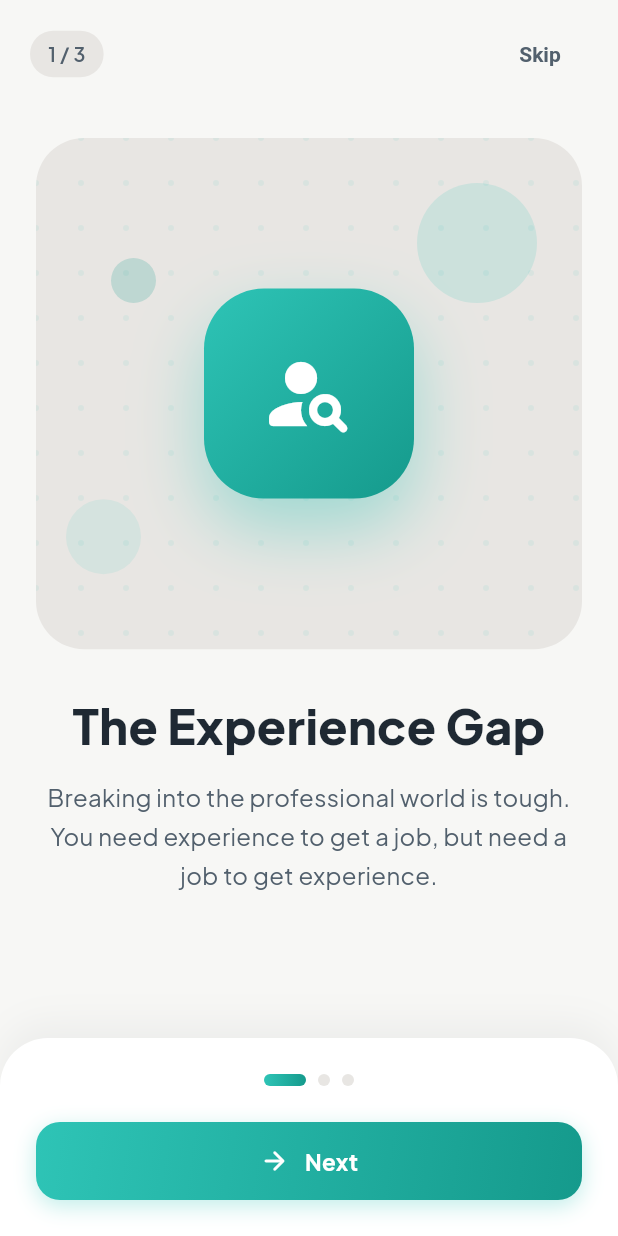
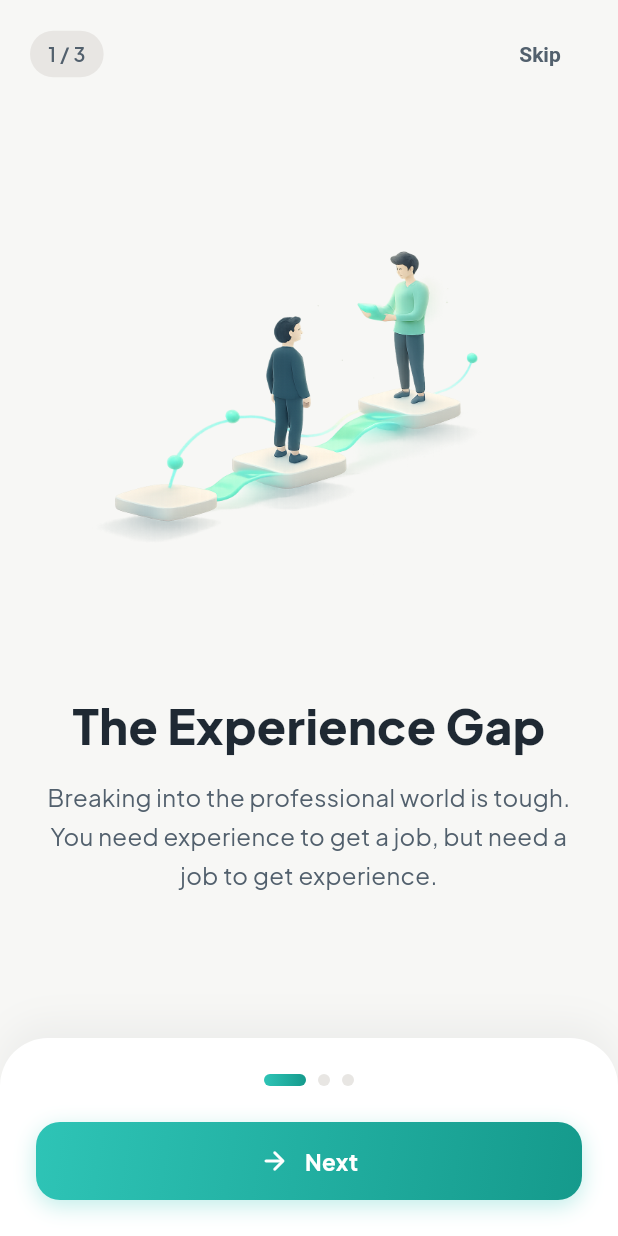
Before and after one commit to bilal-feroz/XpBridge, a Flutter app: the screen it shows after launch, on a phone screen of 412 x 824 dp. Run offline on Flutter 3.47's test engine with Material 3 defaults, Android fonts, the phone set to English and light mode, and no system bars; our stand-ins replace flutter_dotenv, go_router, google_fonts, shared_preferences; accounts and stored records are empty.

Commit message:
img fix
fix

```diff
--- a/xpbridge/lib/screens/onboarding/intro_screen.dart
+++ b/xpbridge/lib/screens/onboarding/intro_screen.dart
@@ -18,27 +18,21 @@ class _IntroScreenState extends State<IntroScreen> {
 
   final List<_OnboardingPage> _pages = const [
     _OnboardingPage(
-      icon: Icons.person_search_rounded,
-      iconBackground: AppTheme.primary,
-      accentColor: AppTheme.primaryDark,
+      imagePath: 'assets/illustrations/pb.png',
       title: 'The Experience Gap',
       highlightedText: null,
       description:
           'Breaking into the professional world is tough. You need experience to get a job, but need a job to get experience.',
     ),
     _OnboardingPage(
-      icon: Icons.handshake_rounded,
-      iconBackground: AppTheme.success,
-      accentColor: AppTheme.successDark,
+      imagePath: 'assets/illustrations/pc.png',
       title: 'Your Bridge to the',
       highlightedText: 'Real World',
       description:
           'Stop waiting for graduation. Start building your CV today with micro-projects designed for learning.',
     ),
     _OnboardingPage(
-      icon: Icons.rocket_launch_rounded,
-      iconBackground: AppTheme.primary,
-      accentColor: AppTheme.primaryDark,
+      imagePath: 'assets/illustrations/pa.png',
       title: 'Unlock Your',
       highlightedText: 'Potential',
       description:
@@ -233,95 +227,13 @@ class _IntroScreenState extends State<IntroScreen> {
       child: Column(
         children: [
           const SizedBox(height: 20),
-          // Illustration container with layered design
+          // Illustration only
           Expanded(
             flex: 3,
-            child: Container(
-              width: double.infinity,
-              decoration: BoxDecoration(
-                color: AppTheme.cardBackground,
-                borderRadius: BorderRadius.circular(32),
-              ),
-              child: Stack(
-                alignment: Alignment.center,
-                children: [
-                  // Background pattern
-                  Positioned.fill(
-                    child: ClipRRect(
-                      borderRadius: BorderRadius.circular(32),
-                      child: CustomPaint(
-                        painter: _PatternPainter(
-                          color: page.iconBackground.withValues(alpha: 0.08),
-                        ),
-                      ),
-                    ),
-                  ),
-                  // Decorative circles
-                  Positioned(
-                    top: 30,
-                    right: 30,
-                    child: Container(
-                      width: 80,
-                      height: 80,
-                      decoration: BoxDecoration(
-                        color: page.iconBackground.withValues(alpha: 0.15),
-                        shape: BoxShape.circle,
-                      ),
-                    ),
-                  ),
-                  Positioned(
-                    bottom: 50,
-                    left: 20,
-                    child: Container(
-                      width: 50,
-                      height: 50,
-                      decoration: BoxDecoration(
-                        color: page.iconBackground.withValues(alpha: 0.1),
-                        shape: BoxShape.circle,
-                      ),
-                    ),
-                  ),
-                  Positioned(
-                    top: 80,
-                    left: 50,
-                    child: Container(
-                      width: 30,
-                      height: 30,
-                      decoration: BoxDecoration(
-                        color: page.accentColor.withValues(alpha: 0.2),
-                        shape: BoxShape.circle,
-                      ),
-                    ),
-                  ),
-                  // Main icon container
-                  Container(
-                    width: 140,
-                    height: 140,
-                    decoration: BoxDecoration(
-                      gradient: LinearGradient(
-                        colors: [
-                          page.iconBackground,
-                          page.accentColor,
-                        ],
-                        begin: Alignment.topLeft,
-                        end: Alignment.bottomRight,
-                      ),
-                      borderRadius: BorderRadius.circular(40),
-                      boxShadow: [
-                        BoxShadow(
-                          color: page.iconBackground.withValues(alpha: 0.4),
-                          blurRadius: 40,
-                          offset: const Offset(0, 20),
-                        ),
-                      ],
-                    ),
-                    child: Icon(
-                      page.icon,
-                      size: 64,
-                      color: Colors.white,
-                    ),
-                  ),
-                ],
+            child: Center(
+              child: Image.asset(
+                page.imagePath,
+                fit: BoxFit.contain,
               ),
             ),
           ),
@@ -384,41 +296,14 @@ class _IntroScreenState extends State<IntroScreen> {
 
 class _OnboardingPage {
   const _OnboardingPage({
-    required this.icon,
-    required this.iconBackground,
-    required this.accentColor,
+    required this.imagePath,
     required this.title,
     required this.highlightedText,
     required this.description,
   });
 
-  final IconData icon;
-  final Color iconBackground;
-  final Color accentColor;
+  final String imagePath;
   final String title;
   final String? highlightedText;
   final String description;
 }
-
-class _PatternPainter extends CustomPainter {
-  _PatternPainter({required this.color});
-
-  final Color color;
-
-  @override
-  void paint(Canvas canvas, Size size) {
-    final paint = Paint()
-      ..color = color
-      ..strokeWidth = 1;
-
-    const spacing = 30.0;
-    for (var x = 0.0; x < size.width; x += spacing) {
-      for (var y = 0.0; y < size.height; y += spacing) {
-        canvas.drawCircle(Offset(x, y), 2, paint);
-      }
-    }
-  }
-
-  @override
-  bool shouldRepaint(covariant CustomPainter oldDelegate) => false;
-}
--- a/xpbridge/pubspec.yaml
+++ b/xpbridge/pubspec.yaml
@@ -63,6 +63,7 @@ flutter:
   # To add assets to your application, add an assets section, like this:
   assets:
     - .env
+    - assets/illustrations/
 
   # An image asset can refer to one or more resolution-specific "variants", see
   # https://flutter.dev/to/resolution-aware-images
```
Also changed, not shown: xpbridge/assets/illustrations/p1.png, xpbridge/assets/illustrations/pa.png (added), xpbridge/assets/illustrations/pb.png (added), xpbridge/assets/illustrations/pc.png (added), xpbridge/pubspec.lock.
